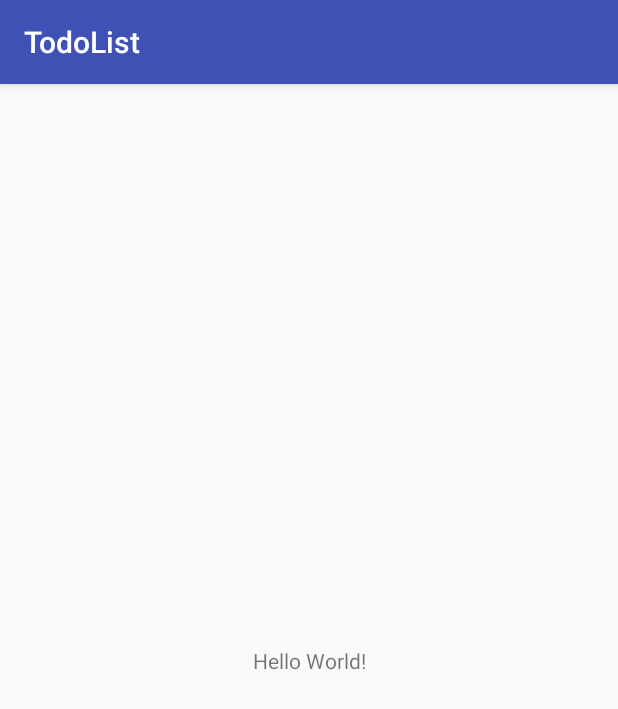
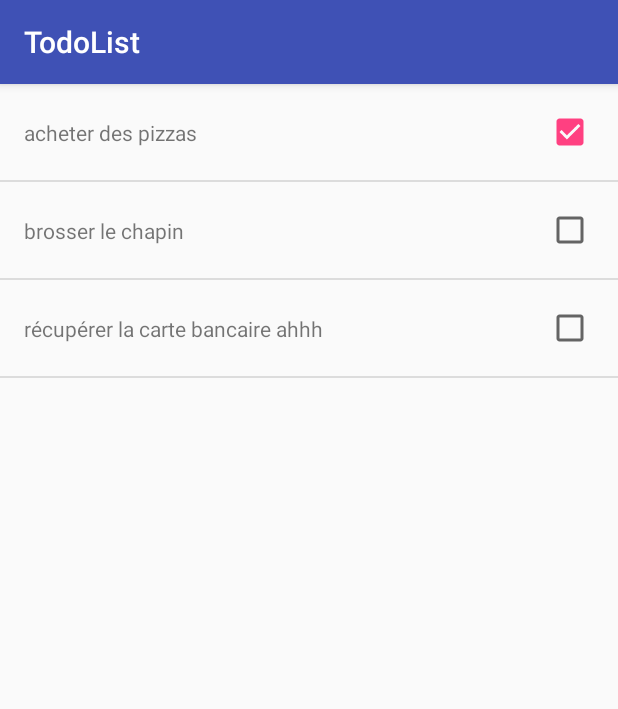
Before and after one commit to WildCodeSchool/toulouse-0918-java-todolist, an Android app: the screen it shows after launch (MainActivity), on a phone screen of 412 x 824 dp. Shown: the top 709 px of the screen. Run offline under Robolectric (Android 15) with nearby library versions, the phone set to English and light mode, and no system bars.

Commit message:
affichage de la todo list sur MainActivity

```diff
--- a/app/src/main/java/fr/wildcodeschool/todolist/MainActivity.java
+++ b/app/src/main/java/fr/wildcodeschool/todolist/MainActivity.java
@@ -2,6 +2,9 @@ package fr.wildcodeschool.todolist;
 
 import android.support.v7.app.AppCompatActivity;
 import android.os.Bundle;
+import android.widget.ListView;
+
+import java.util.ArrayList;
 
 public class MainActivity extends AppCompatActivity {
 
@@ -9,5 +12,29 @@ public class MainActivity extends AppCompatActivity {
     protected void onCreate(Bundle savedInstanceState) {
         super.onCreate(savedInstanceState);
         setContentView(R.layout.activity_main);
+
+        ArrayList<ToDoModel> toDoModels = new ArrayList<>();
+        toDoModels.add(new ToDoModel("acheter des pizzas", true));
+        toDoModels.add(new ToDoModel("brosser le chapin", false));
+        toDoModels.add(new ToDoModel("récupérer la carte bancaire ahhh", false));
+
+        ListView toDoList = findViewById(R.id.liste_todo);
+        TodoAdapter adapterTodoList = new TodoAdapter(this, toDoModels);
+        toDoList.setAdapter(adapterTodoList);
+
+
+        // afficher une Todo List qui affichera une description de la tâche
+        // et un status pour dire si la tâche est faite où non
+
+        // 1. ListView pour afficher la liste : dans activity_main.xml
+
+        // 2. Créer un layout pour chaque élément de la liste (item)
+
+        // 3. ArrayList (tableau) : pour stocker les données de la liste
+        // (stocker les éléments en dur)
+
+        // 4. Créer l'Adapter qui prend les données et les insère dans la ListView
+
+
     }
 }
--- /dev/null
+++ b/app/src/main/java/fr/wildcodeschool/todolist/ToDoModel.java
@@ -0,0 +1,30 @@
+package fr.wildcodeschool.todolist;
+
+// afficher une Todo List qui affichera une description de la tâche
+// et un status pour dire si la tâche est faite où non
+
+
+public class ToDoModel {
+
+    private String task;
+    private boolean done;
+
+    public ToDoModel (String task, boolean done) {
+        this.task = task;
+        this.done = done;
+
+    }
+
+    public String getTask(){
+        return this.task;
+    }
+
+    public void setTask(String newTask){
+
+        this.task = newTask;
+    }
+
+    public boolean isDone() {
+        return done;
+    }
+}
--- /dev/null
+++ b/app/src/main/java/fr/wildcodeschool/todolist/TodoAdapter.java
@@ -0,0 +1,37 @@
+package fr.wildcodeschool.todolist;
+
+import android.content.Context;
+import android.view.LayoutInflater;
+import android.view.View;
+import android.view.ViewGroup;
+import android.widget.ArrayAdapter;
+import android.widget.CheckBox;
+import android.widget.TextView;
+
+import java.util.ArrayList;
+
+public class TodoAdapter extends ArrayAdapter<ToDoModel>{
+
+    public TodoAdapter (Context context, ArrayList<ToDoModel> toDoModels) {
+        super(context, 0,toDoModels);
+    }
+
+    @Override
+    public View getView(int position, View convertView, ViewGroup parent) {
+        // Get the data item for this position
+        ToDoModel model = getItem(position);
+        // Check if an existing view is being reused, otherwise inflate the view
+        if (convertView == null) {
+            convertView = LayoutInflater.from(getContext()).inflate(R.layout.item_list, parent, false);
+        }
+        // Lookup view for data population
+        TextView textViewtodo = (TextView) convertView.findViewById(R.id.TVtodo);
+        CheckBox checkBoxdone = (CheckBox) convertView.findViewById(R.id.checkboxdone);
+        // Populate the data into the template view using the data object
+        textViewtodo.setText(model.getTask());
+        checkBoxdone.setChecked(model.isDone());
+        // Return the completed view to render on screen
+        return convertView;
+    }
+
+}
--- a/app/src/main/res/layout/activity_main.xml
+++ b/app/src/main/res/layout/activity_main.xml
@@ -6,13 +6,13 @@
     android:layout_height="match_parent"
     tools:context=".MainActivity">
 
-    <TextView
-        android:layout_width="wrap_content"
-        android:layout_height="wrap_content"
-        android:text="Hello World!"
+    <ListView
+        android:id="@+id/liste_todo"
+        android:layout_width="0dp"
+        android:layout_height="0dp"
         app:layout_constraintBottom_toBottomOf="parent"
-        app:layout_constraintLeft_toLeftOf="parent"
-        app:layout_constraintRight_toRightOf="parent"
+        app:layout_constraintEnd_toEndOf="parent"
+        app:layout_constraintStart_toStartOf="parent"
         app:layout_constraintTop_toTopOf="parent" />
 
 </android.support.constraint.ConstraintLayout>
--- /dev/null
+++ b/app/src/main/res/layout/item_list.xml
@@ -0,0 +1,33 @@
+<?xml version="1.0" encoding="utf-8"?>
+<android.support.constraint.ConstraintLayout xmlns:android="http://schemas.android.com/apk/res/android"
+    xmlns:app="http://schemas.android.com/apk/res-auto"
+    xmlns:tools="http://schemas.android.com/tools"
+    android:layout_width="match_parent"
+    android:layout_height="wrap_content">
+
+    <TextView
+        android:id="@+id/TVtodo"
+        android:layout_width="wrap_content"
+        android:layout_height="wrap_content"
+        android:layout_marginBottom="16dp"
+        android:layout_marginLeft="16dp"
+        android:layout_marginStart="16dp"
+        android:layout_marginTop="16dp"
+        app:layout_constraintBottom_toBottomOf="parent"
+        app:layout_constraintStart_toStartOf="parent"
+        app:layout_constraintTop_toTopOf="parent"
+        tools:text="TODO" />
+
+    <CheckBox
+        android:id="@+id/checkboxdone"
+        android:layout_width="wrap_content"
+        android:layout_height="wrap_content"
+        android:layout_marginBottom="16dp"
+        android:layout_marginEnd="16dp"
+        android:layout_marginRight="16dp"
+        android:layout_marginTop="16dp"
+        app:layout_constraintBottom_toBottomOf="parent"
+        app:layout_constraintEnd_toEndOf="parent"
+        app:layout_constraintTop_toTopOf="parent" />
+
+</android.support.constraint.ConstraintLayout>
```
